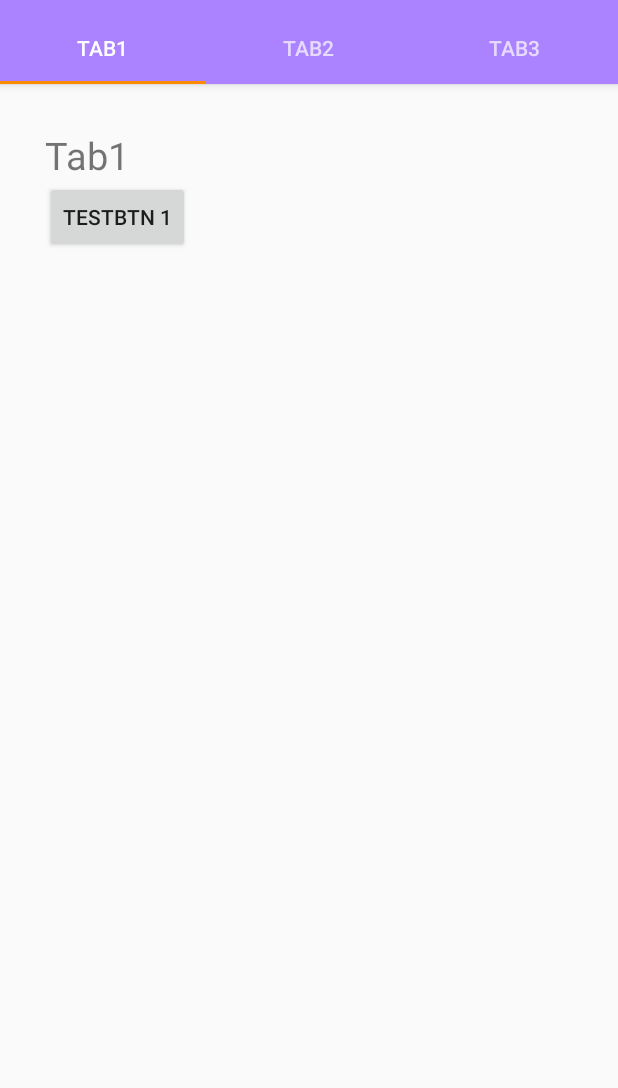
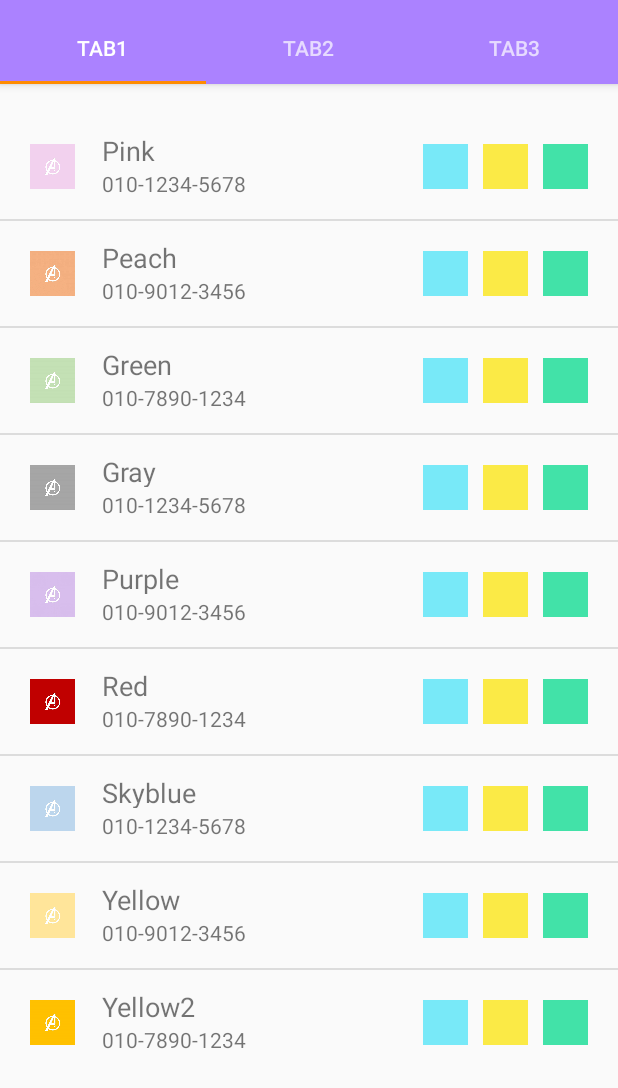
Before and after one commit to cafelattte/Project496_2, an Android app: the screen it shows after launch (MainActivity), on a phone screen of 412 x 824 dp. Shown: the top 1088 px of the screen. Run offline under Robolectric (Android 15) with nearby library versions, the phone set to English and light mode, and no system bars.

Commit message:
3개 tab 완성-위에 공간 제거 추가문제해결 + tab1 디자인 완성

```diff
--- /dev/null
+++ b/app/src/main/java/com/example/q/project496_2/CustomAddress.java
@@ -0,0 +1,32 @@
+package com.example.q.project496_2;
+
+import android.graphics.drawable.Drawable;
+
+/**
+ * Created by q on 2017-07-06.
+ */
+
+public class CustomAddress {
+    private Drawable image;
+    private String name;
+    private String number;
+
+    public void setAdrsimage (Drawable adrsimage) {
+        image = adrsimage;
+    }
+    public void setAdrsname (String adrsname) {
+        name = adrsname;
+    }
+    public void setAdrsnumber (String adrsnumber) {
+        number = adrsnumber;
+    }
+    public Drawable getAdrsimage () {
+        return this.image;
+    }
+    public String getAdrsname () {
+        return this.name;
+    }
+    public String getAdrsnumber () {
+        return this.number;
+    }
+}
--- /dev/null
+++ b/app/src/main/java/com/example/q/project496_2/CustomAddressAdapter.java
@@ -0,0 +1,74 @@
+package com.example.q.project496_2;
+
+import android.content.Context;
+import android.graphics.drawable.Drawable;
+import android.media.Image;
+import android.view.LayoutInflater;
+import android.view.View;
+import android.view.ViewGroup;
+import android.widget.BaseAdapter;
+import android.widget.ImageView;
+import android.widget.TextView;
+
+import java.util.ArrayList;
+import java.util.zip.Inflater;
+
+/**
+ * Created by q on 2017-07-06.
+ */
+
+public class CustomAddressAdapter extends BaseAdapter {
+    private ArrayList<CustomAddress> customAddressList = new ArrayList<CustomAddress>();
+
+    public CustomAddressAdapter() {
+    }
+
+    @Override
+    public int getCount() {
+        return customAddressList.size();
+    }
+
+    @Override
+    public Object getItem(int i) {
+        return customAddressList.get(i);
+    }
+
+    @Override
+    public long getItemId(int i) {
+        return i;
+    }
+
+    @Override
+    public View getView(int position, View convertView, ViewGroup parent) {
+        final int i = position;
+        final Context context = parent.getContext();
+
+        if (convertView == null) {
+            LayoutInflater inflater = (LayoutInflater) context.getSystemService(Context.LAYOUT_INFLATER_SERVICE);
+            convertView = inflater.inflate(R.layout.customaddress, parent, false);
+        }
+
+        ImageView adrs_image = (ImageView) convertView.findViewById(R.id.adrs_image);
+        TextView adrs_name = (TextView) convertView.findViewById(R.id.adrs_name);
+        TextView adrs_number = (TextView) convertView.findViewById(R.id.adrs_number);
+
+        CustomAddress customAddress = customAddressList.get(i);
+
+        adrs_image.setImageDrawable(customAddress.getAdrsimage());
+
+        adrs_name.setText(customAddress.getAdrsname());
+        adrs_number.setText(customAddress.getAdrsnumber());
+
+        return convertView;
+    }
+
+    public void addAddress(Drawable img, String name, String number) {
+        CustomAddress address = new CustomAddress();
+
+        address.setAdrsimage(img);
+        address.setAdrsname(name);
+        address.setAdrsnumber(number);
+
+        customAddressList.add(address);
+    }
+}
--- a/app/src/main/java/com/example/q/project496_2/Tab1Fragment.java
+++ b/app/src/main/java/com/example/q/project496_2/Tab1Fragment.java
@@ -1,35 +1,41 @@
 package com.example.q.project496_2;
 
 import android.os.Bundle;
-import android.support.annotation.Nullable;
 import android.support.v4.app.Fragment;
+import android.support.v4.app.ListFragment;
+import android.support.v4.content.ContextCompat;
 import android.view.LayoutInflater;
 import android.view.View;
 import android.view.ViewGroup;
-import android.widget.Button;
-import android.widget.Toast;
+import android.widget.ListView;
 
 /**
  * Created by q on 2017-07-06.
  */
 
 public class Tab1Fragment extends Fragment{
-    private static final String TAG = "tab1_Fragment";
-    private Button btnTEST;
 
-    @Nullable
+    CustomAddressAdapter adapter;
+
     @Override
-    public View onCreateView(LayoutInflater inflater, @Nullable ViewGroup container, @Nullable Bundle savedInstanceState) {
-        View view = inflater.inflate(R.layout.tab1_fragment, container , false);
-        btnTEST = (Button) view.findViewById(R.id.btnTest1);
+    public View onCreateView(LayoutInflater inflater, ViewGroup container, Bundle savedInstanceState) {
+        adapter = new CustomAddressAdapter();
+        View view = inflater.inflate(R.layout.tab1_fragment, container, false);
 
-        btnTEST.setOnClickListener(new View.OnClickListener() {
-            @Override
-            public void onClick(View view) {
-                Toast.makeText(getActivity(), "BUTTON CLICK 1", Toast.LENGTH_SHORT).show();
-            }
-        });
+        ListView tab1_listview = (ListView) view.findViewById(R.id.tab1_listview);
+
+        adapter.addAddress(ContextCompat.getDrawable(getActivity(), R.drawable.pink), "Pink", "010-1234-5678");
+        adapter.addAddress(ContextCompat.getDrawable(getActivity(), R.drawable.peach), "Peach", "010-9012-3456");
+        adapter.addAddress(ContextCompat.getDrawable(getActivity(), R.drawable.green), "Green", "010-7890-1234");
+        adapter.addAddress(ContextCompat.getDrawable(getActivity(), R.drawable.gray), "Gray", "010-1234-5678");
+        adapter.addAddress(ContextCompat.getDrawable(getActivity(), R.drawable.purple), "Purple", "010-9012-3456");
+        adapter.addAddress(ContextCompat.getDrawable(getActivity(), R.drawable.red), "Red", "010-7890-1234");
+        adapter.addAddress(ContextCompat.getDrawable(getActivity(), R.drawable.skyblue), "Skyblue", "010-1234-5678");
+        adapter.addAddress(ContextCompat.getDrawable(getActivity(), R.drawable.yellow), "Yellow", "010-9012-3456");
+        adapter.addAddress(ContextCompat.getDrawable(getActivity(), R.drawable.yellow2), "Yellow2", "010-7890-1234");
+
+        tab1_listview.setAdapter(adapter);
+
         return view;
     }
-
 }
--- /dev/null
+++ b/app/src/main/res/layout/customaddress.xml
@@ -0,0 +1,71 @@
+<?xml version="1.0" encoding="utf-8"?>
+<LinearLayout xmlns:android="http://schemas.android.com/apk/res/android"
+    android:layout_width="match_parent"
+    android:layout_height="70dp"
+    android:orientation="horizontal">
+
+    <ImageView
+        android:id="@+id/adrs_image"
+        android:layout_width="50dp"
+        android:layout_height="50dp"
+        android:layout_gravity="center_vertical"
+        android:paddingLeft="20dp"
+        android:src="@drawable/captain" />
+    <LinearLayout
+        android:id="@+id/adrs_info"
+        android:layout_marginStart="10dp"
+        android:layout_marginEnd="10dp"
+        android:layout_width="0dp"
+        android:layout_height="match_parent"
+        android:layout_weight="1"
+        android:paddingTop="12dp"
+        android:paddingBottom="12dp"
+        android:orientation="vertical">
+        <TextView
+            android:id="@+id/adrs_name"
+            android:layout_width="match_parent"
+            android:layout_height="0dp"
+            android:layout_weight="1"
+            android:paddingLeft="8dp"
+            android:text="Name"
+            android:textSize="18dp"
+            android:gravity="center_vertical"/>
+        <TextView
+            android:id="@+id/adrs_number"
+            android:layout_width="match_parent"
+            android:layout_height="0dp"
+            android:layout_weight="1"
+            android:paddingLeft="8dp"
+            android:text="User_Number"
+            android:textSize="14dp"
+            android:gravity="center_vertical"/>
+    </LinearLayout>
+    <LinearLayout
+        android:layout_width="wrap_content"
+        android:layout_height="wrap_content"
+        android:layout_gravity="end|center_vertical"
+        android:paddingRight="20dp"
+        android:orientation="horizontal">
+
+        <ImageView
+            android:id="@+id/adrs_pbimg"
+            android:layout_width="30dp"
+            android:layout_height="30dp"
+            android:src="#78E9F8" />
+
+        <ImageView
+            android:id="@+id/adrs_fbimg"
+            android:layout_width="30dp"
+            android:layout_height="30dp"
+            android:layout_marginStart="10dp"
+            android:layout_marginEnd="10dp"
+            android:src="#FBEA46" />
+
+        <ImageView
+            android:id="@+id/adrs_glimg"
+            android:layout_width="30dp"
+            android:layout_height="30dp"
+            android:src="#42E2A8" />
+    </LinearLayout>
+
+</LinearLayout>
--- a/app/src/main/res/layout/tab1_fragment.xml
+++ b/app/src/main/res/layout/tab1_fragment.xml
@@ -3,26 +3,13 @@
     android:orientation="vertical"
     android:layout_width="match_parent"
     android:layout_height="match_parent"
-    android:padding="30dp">
+    android:paddingTop="20dp"
+    android:paddingBottom="20dp">
 
     <ListView
-        android:id="@+id/listview"
+        android:id="@+id/tab1_listview"
         android:layout_width="match_parent"
         android:layout_height="wrap_content">
     </ListView>
 
-    <TextView
-        android:id="@+id/textTab1"
-        android:layout_width="wrap_content"
-        android:layout_height="wrap_content"
-        android:layout_centerHorizontal="true"
-        android:text="Tab1"
-        android:textSize="25dp"/>
-
-    <Button
-        android:layout_width="wrap_content"
-        android:layout_height="wrap_content"
-        android:id="@+id/btnTest1"
-        android:text="TESTBTN 1"/>
-
 </LinearLayout>
```
Also changed, not shown: app/src/main/res/drawable/captain.png (added), app/src/main/res/drawable/gray.jpg (added), app/src/main/res/drawable/green.jpg (added), app/src/main/res/drawable/peach.jpg (added), app/src/main/res/drawable/pink.jpg (added), app/src/main/res/drawable/purple.jpg (added), app/src/main/res/drawable/red.jpg (added), app/src/main/res/drawable/skyblue.jpg (added), app/src/main/res/drawable/yellow.jpg (added), app/src/main/res/drawable/yellow2.jpg (added).
